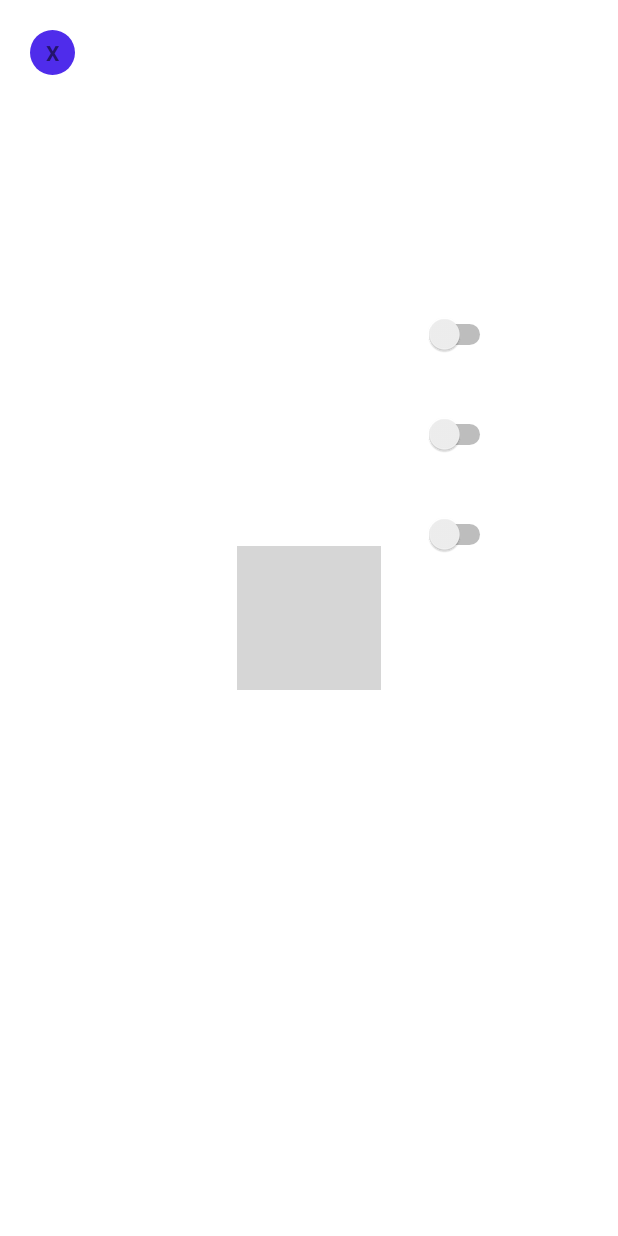
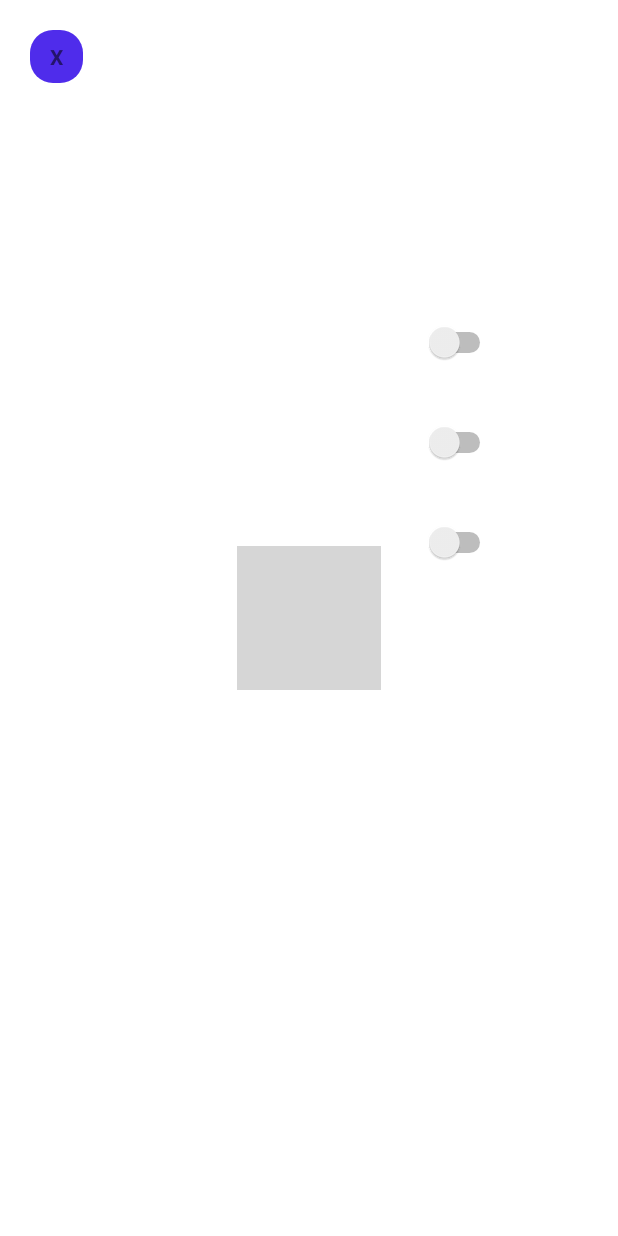
Before and after one commit to Dimalipay/QuickeeeeQuiz, an Android app: the Menu_option screen opened directly, with no data from a screen before it, on a phone screen of 412 x 824 dp. Run offline under Robolectric (Android 15) with nearby library versions, the phone set to English and light mode, and no system bars; grey boxes are pictures that could not be loaded.

Commit message:
update_01.04.2021 22:05

```diff
--- a/app/src/main/res/layout/gamelavels.xml
+++ b/app/src/main/res/layout/gamelavels.xml
@@ -23,6 +23,8 @@
 
     <com.getbase.floatingactionbutton.FloatingActionsMenu
         android:layout_width="wrap_content"
+        android:layout_marginTop="25dp"
+        android:layout_marginLeft="10dp"
         android:layout_height="wrap_content"
         app:fab_expandDirection="right"
         app:fab_addButtonSize="normal"
--- a/app/src/main/res/layout/options.xml
+++ b/app/src/main/res/layout/options.xml
@@ -49,8 +49,8 @@
 
                     <TextView
                         android:id="@+id/btncloce"
-                        android:layout_width="30dp"
-                        android:layout_height="30dp"
+                        android:layout_width="35dp"
+                        android:layout_height="35dp"
                         android:layout_gravity=""
                         android:layout_marginLeft="10dp"
                         android:layout_marginTop="10dp"
```
